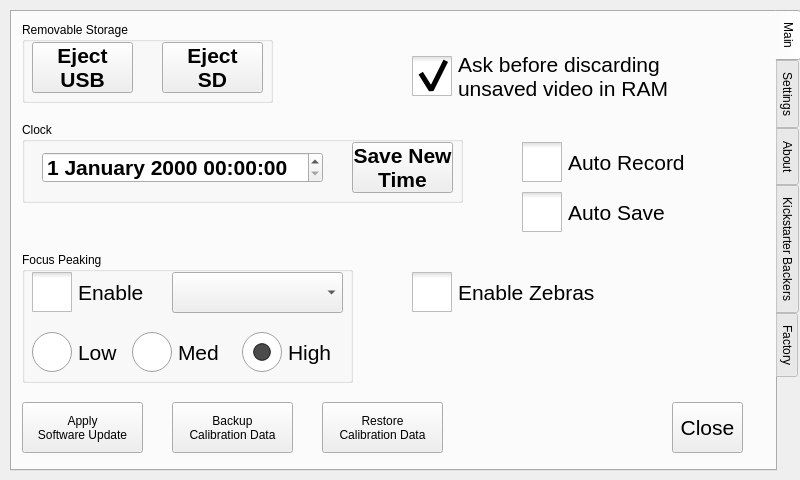
Above: src/utilwindow.ui from krontech/chronos-cam-app before the change. Below: the same form after it.
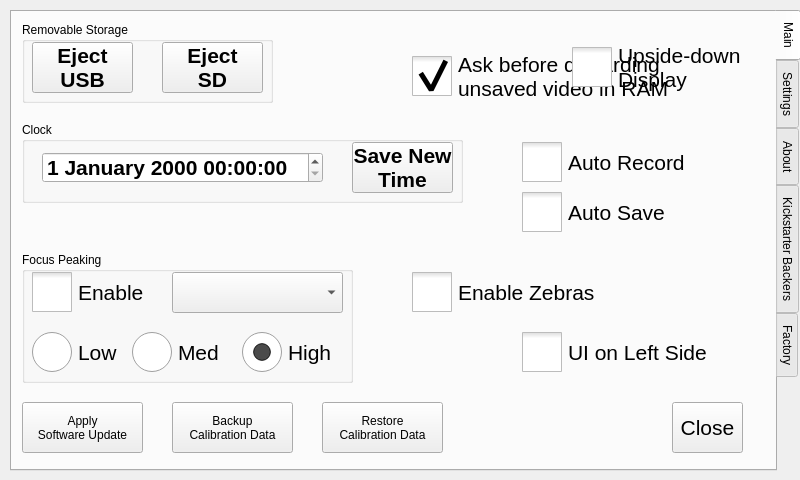
That is the form after the change. Custom widgets are drawn as their Qt base class.

Commit message: Fix merge conflict with the unsaved-video and upside-down checkboxes

What changed in the file:
```diff
--- a/src/utilwindow.ui
+++ b/src/utilwindow.ui
@@ -447,6 +447,62 @@
      </property>
      <property name="checked">
       <bool>true</bool>
+     </property>
+    </widget>
+
+
+    <widget class="QCheckBox" name="chkUiOnLeft">
+     <property name="geometry">
+      <rect>
+       <x>510</x>
+       <y>320</y>
+       <width>201</width>
+       <height>41</height>
+      </rect>
+     </property>
+     <property name="font">
+      <font>
+       <pointsize>16</pointsize>
+      </font>
+     </property>
+     <property name="styleSheet">
+      <string notr="true">QCheckBox::indicator {
+     width: 40px;
+     height: 40px;
+}</string>
+     </property>
+     <property name="text">
+      <string>UI on Left Side</string>
+     </property>
+     <property name="tristate">
+      <bool>false</bool>
+     </property>
+    </widget>
+
+
+    <widget class="QCheckBox" name="chkUpsideDownDisplay">
+     <property name="geometry">
+      <rect>
+       <x>560</x>
+       <y>30</y>
+       <width>171</width>
+       <height>51</height>
+      </rect>
+     </property>
+     <property name="font">
+      <font>
+       <pointsize>16</pointsize>
+      </font>
+     </property>
+     <property name="styleSheet">
+      <string notr="true">QCheckBox::indicator {
+     width: 40px;
+     height: 40px;
+}</string>
+     </property>
+     <property name="text">
+      <string>Upside-down
+Display</string>
      </property>
      <property name="tristate">
       <bool>false</bool>
```
Left out of the diff: 2 changed lines with no effect on the pictures. The commit also changes 10 other files.
